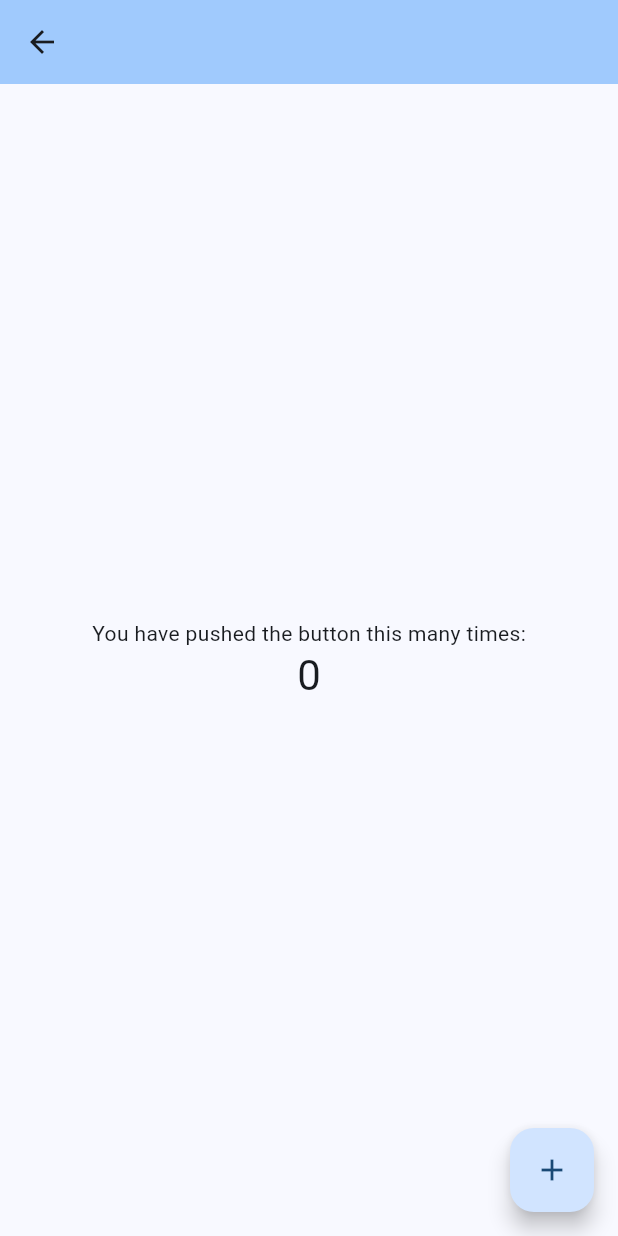
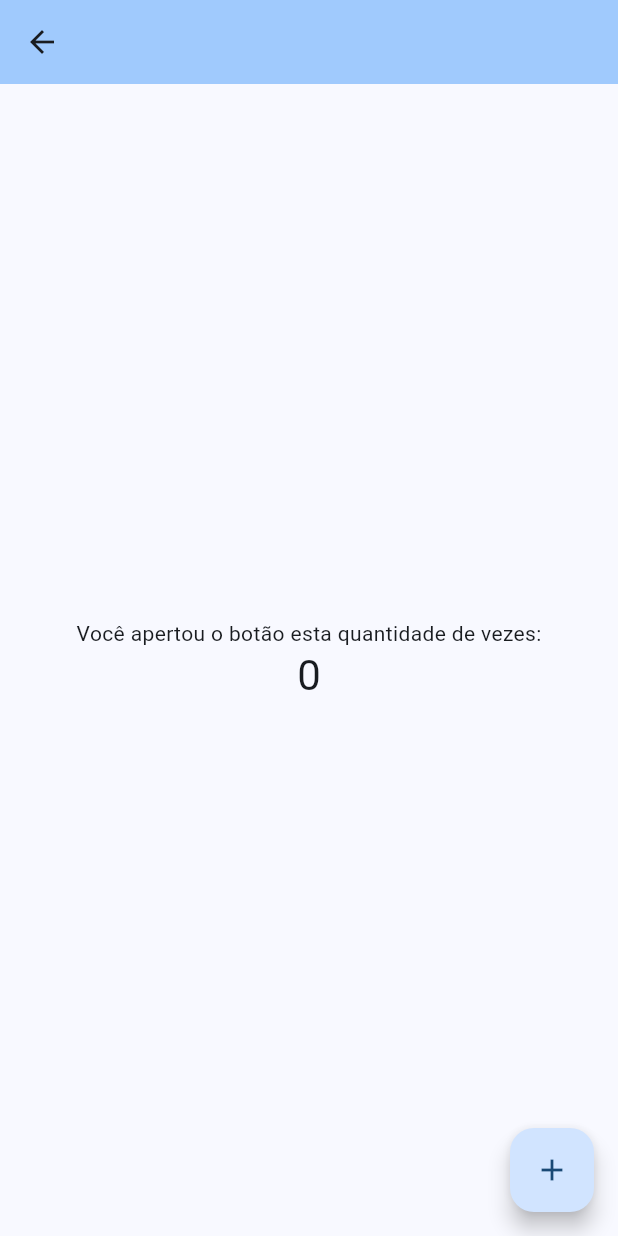
Before and after one commit to DiogoCrespi/splash_to_home, a Flutter app: the MyHomePage screen opened directly with empty values, on a phone screen of 412 x 824 dp. Run offline on Flutter 3.47's test engine with Material 3 defaults, Android fonts, the light colour scheme and no system bars; our stand-ins replace cached_network_image, google_fonts, lottie, shared_preferences; accounts and stored records are empty; network calls fail.

Commit message:
feat: add Onboarding, Welcome and Splash screens and refactor main
This commit introduces new screens for Onboarding, Welcome, and Splash, enhancing the user experience with a guided introduction and personalized welcome. It also refactors the main screen to remove boilerplate code.

Key changes:

-   **Added `SplashScreen`:**
    - Implements an animated splash screen using Lottie and redirects to `OnboardingScreen` after 3 seconds.
-   **Added `OnboardingScreen`:**
    - Features a page-based onboarding flow with title, description, and image.
    - Includes navigation buttons for moving between pages and a name input field.
    - Stores the entered name using `SharedPreferences` and redirects to `WelcomeScreen`.
    - Uses `cached_network_image` for efficient network image loading.
-   **Added `WelcomeScreen`:**
    - Displays a personalized welcome message using the user's name.
    - Shows a success check icon.
-   **Refactored `main.dart`:**
    - Removed unnecessary comments and boilerplate code.
    - Updated app title to 'Splash to Home'.
- **Updated App Flow**:
   - The App now start in Splash Screen, after the animation ends it goes to Onboarding Screen, where the user can read the descriptions and add his name. After that, the App goes to Welcome Screen.
- **Added Comments**: Added comments explaining the code.
- **Added Translations**: Changed the text "You have pushed the button this many times:" to "Você apertou o botão esta quantidade de vezes:" and the tooltip "Increment" to "Incrementar".
- **Added `MouseRegion`**: Added a `MouseRegion` widget to show/hide the navigation buttons on the `OnboardingScreen`.

```diff
--- a/lib/main.dart
+++ b/lib/main.dart
@@ -9,28 +9,12 @@ void main() {
 class MyApp extends StatelessWidget {
   const MyApp({super.key});
 
-  // This widget is the root of your application.
   @override
   Widget build(BuildContext context) {
     return MaterialApp(
       title: 'Splash to Home',
       debugShowCheckedModeBanner: false,
       theme: ThemeData(
-        // This is the theme of your application.
-        //
-        // TRY THIS: Try running your application with "flutter run". You'll see
-        // the application has a purple toolbar. Then, without quitting the app,
-        // try changing the seedColor in the colorScheme below to Colors.green
-        // and then invoke "hot reload" (save your changes or press the "hot
-        // reload" button in a Flutter-supported IDE, or press "r" if you used
-        // the command line to start the app).
-        //
-        // Notice that the counter didn't reset back to zero; the application
-        // state is not lost during the reload. To reset the state, use hot
-        // restart instead.
-        //
-        // This works for code too, not just values: Most code changes can be
-        // tested with just a hot reload.
         colorScheme: ColorScheme.fromSeed(seedColor: Colors.blue),
         useMaterial3: true,
       ),
@@ -41,16 +25,6 @@ class MyApp extends StatelessWidget {
 
 class MyHomePage extends StatefulWidget {
   const MyHomePage({super.key, required this.title});
-
-  // This widget is the home page of your application. It is stateful, meaning
-  // that it has a State object (defined below) that contains fields that affect
-  // how it looks.
-
-  // This class is the configuration for the state. It holds the values (in this
-  // case the title) provided by the parent (in this case the App widget) and
-  // used by the build method of the State. Fields in a Widget subclass are
-  // always marked "final".
-
   final String title;
 
   @override
@@ -62,53 +36,22 @@ class _MyHomePageState extends State<MyHomePage> {
 
   void _incrementCounter() {
     setState(() {
-      // This call to setState tells the Flutter framework that something has
-      // changed in this State, which causes it to rerun the build method below
-      // so that the display can reflect the updated values. If we changed
-      // _counter without calling setState(), then the build method would not be
-      // called again, and so nothing would appear to happen.
       _counter++;
     });
   }
 
   @override
   Widget build(BuildContext context) {
-    // This method is rerun every time setState is called, for instance as done
-    // by the _incrementCounter method above.
-    //
-    // The Flutter framework has been optimized to make rerunning build methods
-    // fast, so that you can just rebuild anything that needs updating rather
-    // than having to individually change instances of widgets.
     return Scaffold(
       appBar: AppBar(
-        // TRY THIS: Try changing the color here to a specific color (to
-        // Colors.amber, perhaps?) and trigger a hot reload to see the AppBar
-        // change color while the other colors stay the same.
         backgroundColor: Theme.of(context).colorScheme.inversePrimary,
-        // Here we take the value from the MyHomePage object that was created by
-        // the App.build method, and use it to set our appbar title.
         title: Text(widget.title),
       ),
       body: Center(
-        // Center is a layout widget. It takes a single child and positions it
-        // in the middle of the parent.
         child: Column(
-          // Column is also a layout widget. It takes a list of children and
-          // arranges them vertically. By default, it sizes itself to fit its
-          // children horizontally, and tries to be as tall as its parent.
-          //
-          // Column has various properties to control how it sizes itself and
-          // how it positions its children. Here we use mainAxisAlignment to
-          // center the children vertically; the main axis here is the vertical
-          // axis because Columns are vertical (the cross axis would be
-          // horizontal).
-          //
-          // TRY THIS: Invoke "debug painting" (choose the "Toggle Debug Paint"
-          // action in the IDE, or press "p" in the console), to see the
-          // wireframe for each widget.
           mainAxisAlignment: MainAxisAlignment.center,
           children: <Widget>[
-            const Text('You have pushed the button this many times:'),
+            const Text('Você apertou o botão esta quantidade de vezes:'),
             Text(
               '$_counter',
               style: Theme.of(context).textTheme.headlineMedium,
@@ -118,9 +61,9 @@ class _MyHomePageState extends State<MyHomePage> {
       ),
       floatingActionButton: FloatingActionButton(
         onPressed: _incrementCounter,
-        tooltip: 'Increment',
+        tooltip: 'Incrementar',
         child: const Icon(Icons.add),
-      ), // This trailing comma makes auto-formatting nicer for build methods.
+      ),
     );
   }
 }
--- a/lib/screens/splash/splash_screen.dart
+++ b/lib/screens/splash/splash_screen.dart
@@ -2,6 +2,7 @@ import 'package:flutter/material.dart';
 import 'package:lottie/lottie.dart';
 import 'package:splash_to_home/screens/onboarding/onboarding_screen.dart';
 
+// Tela de Splash com animação e redirecionamento
 class SplashScreen extends StatefulWidget {
   const SplashScreen({super.key});
 
@@ -13,6 +14,7 @@ class _SplashScreenState extends State<SplashScreen> {
   @override
   void initState() {
     super.initState();
+    // Redireciona para Onboarding após 3 segundos
     Future.delayed(const Duration(seconds: 3), () {
       Navigator.pushReplacement(
         context,
@@ -27,12 +29,14 @@ class _SplashScreenState extends State<SplashScreen> {
       backgroundColor: Colors.white,
       body: Stack(
         children: [
+          // Posiciona a animação da logo no centro da tela
           Positioned(
             left: MediaQuery.of(context).size.width * 0.08,
             top: MediaQuery.of(context).size.height * 0.05,
             child: Transform.scale(
               scale: 3.0,
               alignment: Alignment.center,
+              // Exibe a animação Lottie da logo
               child: Lottie.asset(
                 'assets/animations/logo_animation.json',
                 width: MediaQuery.of(context).size.width,
--- a/lib/screens/welcome/welcome_screen.dart
+++ b/lib/screens/welcome/welcome_screen.dart
@@ -1,7 +1,9 @@
 import 'package:flutter/material.dart';
 import 'package:google_fonts/google_fonts.dart';
 
+// Tela de boas-vindas que exibe uma mensagem personalizada com o nome do usuário
 class WelcomeScreen extends StatelessWidget {
+  // Nome do usuário que será exibido na mensagem de boas-vindas
   final String name;
 
   const WelcomeScreen({super.key, required this.name});
@@ -14,12 +16,14 @@ class WelcomeScreen extends StatelessWidget {
           child: Column(
             mainAxisAlignment: MainAxisAlignment.center,
             children: [
+              // Ícone de confirmação verde
               const Icon(
                 Icons.check_circle,
                 color: Colors.green,
                 size: 100,
               ),
               const SizedBox(height: 20),
+              // Mensagem de boas-vindas personalizada
               Text(
                 'Bem-vindo, $name!',
                 style: GoogleFonts.poppins(
@@ -28,6 +32,7 @@ class WelcomeScreen extends StatelessWidget {
                 ),
               ),
               const SizedBox(height: 10),
+              // Mensagem secundária
               Text(
                 'Seu aplicativo está pronto para uso.',
                 style: GoogleFonts.poppins(
```
Also changed, not shown: lib/screens/onboarding/onboarding_screen.dart (+12 -0 lines).
